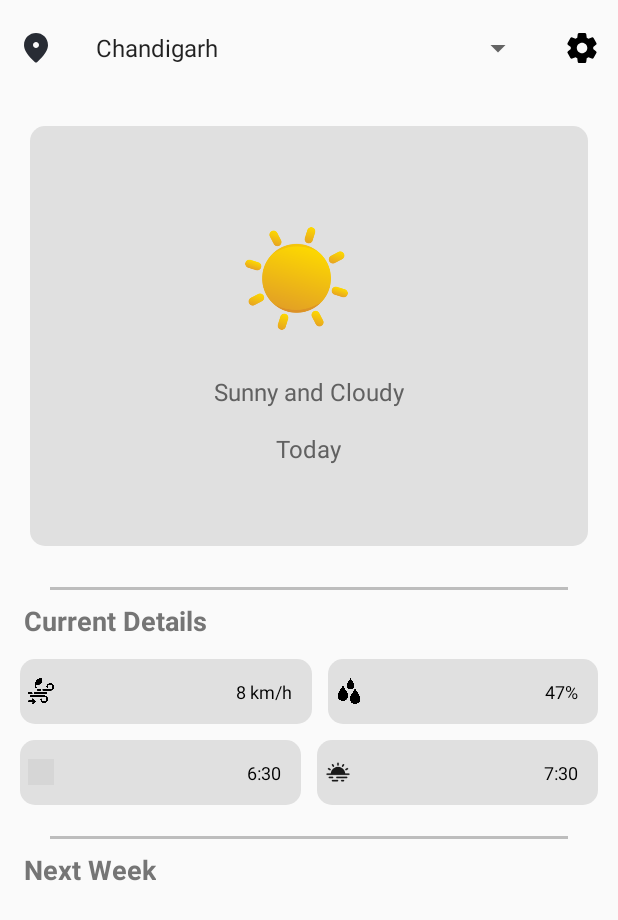
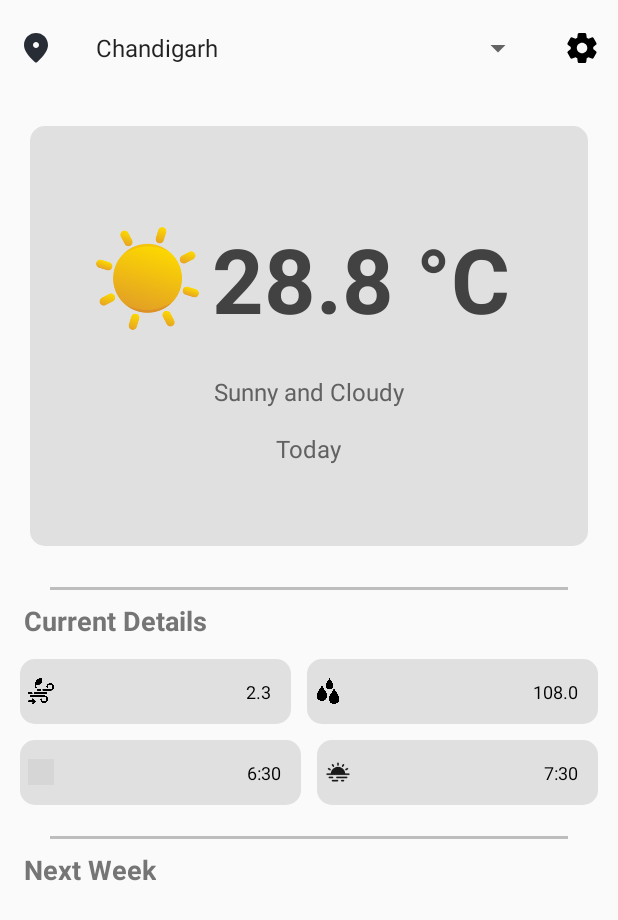
Before and after one commit to r4mdev/open-weather, an Android app: the HomeActivity screen opened directly, with no data from a screen before it, on a phone screen of 412 x 824 dp. Shown: the top 920 px of the screen. Run offline under Robolectric (Android 15) with nearby library versions, the phone set to English and light mode, and no system bars; our stand-ins replace Volley; network calls fail; grey boxes are pictures that could not be loaded.

Commit message:
Alomst working Needs to link HomeActivity and FetchData, needs to figure out threading

```diff
--- a/app/src/main/java/me/openweather/FetchData.java
+++ b/app/src/main/java/me/openweather/FetchData.java
@@ -1,6 +1,7 @@
 package me.openweather;
 
 import android.content.Context;
+import android.util.Log;
 import android.widget.Toast;
 
 import com.android.volley.Request;
@@ -17,16 +18,6 @@ import java.util.Map;
 
 
 public class FetchData {
-
-    String temperature;
-    String windspeed;
-    String humidity;
-    String sunrise;
-    String sunset;
-    Integer weather_code;
-    Boolean is_day;
-
-    ArrayList<String> nxt_10_weather = new ArrayList<>();
 
     final String[] JsonData = new String[1];
     Context context;
@@ -50,52 +41,32 @@ public class FetchData {
                 } catch (JSONException e) {
                     throw new RuntimeException(e);
                 }
-                System.out.println(CityData);
             }
         },
                 error -> {
-                    Toast toast = Toast.makeText(context, "Failed to fetch data", Toast.LENGTH_SHORT);
+                    Toast toast = Toast.makeText(context, "Failed to  fetch city data", Toast.LENGTH_SHORT);
                     toast.show();
                 });
         queue.add(strReq);
     }
 
     FetchData(Context context ,Float lat, Float lng) {
-        String URL = "https://api.open-meteo.com/v1/forecast?latitude=" + lat + "&longitude=" + lng + "&hourly=temperature_2m";
+        this.URL = "https://api.open-meteo.com/v1/forecast?latitude=" + lat + "&longitude=" + lng + "&current_weather=true&daily=apparent_temperature_max,weathercode,sunrise,sunset&timezone=Asia/Kolkata";
+        Log.d("APP", URL);
     }
 
-    public String fetchJsonData() {
-        final String[] JsonData = new String[1];
-        RequestQueue queue = Volley.newRequestQueue(this.context);
+    public String fetchJsonData(Context context) {
+        final String[] JsonData = {new String()};
+        RequestQueue queue = Volley.newRequestQueue(context);
 
         // request
         StringRequest stringRequest = new StringRequest(Request.Method.GET, this.URL,
                 new Response.Listener<String>() {
+
                     @Override
-                    public void onResponse(String response) {
-
+                    public synchronized void onResponse(String response) {
                         JsonData[0] = response.toString();
-                        try {
-                            JSONObject Weather_Json = new JSONObject(JsonData[0]);
-                            JSONObject Current_weather = Weather_Json.getJSONObject("current_weather");
-
-                            temperature = String.valueOf(Current_weather.getDouble("temperature"));
-                            windspeed = String.valueOf(Current_weather.getDouble("windspeed"));
-                            humidity = String.valueOf(Current_weather.getDouble("winddirection"));
-                            is_day = Current_weather.getBoolean("is_day");
-                            weather_code = Current_weather.getInt("weathercode");
-
-
-                            System.out.println(temperature);
-                            System.out.println(windspeed);
-                            System.out.println(humidity);
-
-                            // is_day = Current_weather.getBoolean("is_day");
-                        } catch (JSONException e) {
-                            throw new RuntimeException(e);
-                        }
-
-
+                        Log.d("APP", "Response: " + response.toString());
                     }
                 },
                 error -> {
--- a/app/src/main/java/me/openweather/HomeActivity.java
+++ b/app/src/main/java/me/openweather/HomeActivity.java
@@ -1,7 +1,9 @@
 package me.openweather;
 
+import android.content.Context;
 import android.graphics.drawable.GradientDrawable;
 import android.os.Bundle;
+import android.util.Log;
 import android.widget.ArrayAdapter;
 import android.widget.ImageView;
 import android.widget.LinearLayout;
@@ -9,13 +11,21 @@ import android.widget.Spinner;
 import android.widget.TextView;
 
 import androidx.appcompat.app.AppCompatActivity;
+
+import org.json.JSONException;
+import org.json.JSONObject;
+import org.w3c.dom.Text;
+
 import me.openweather.*;
 import me.openweather.FetchData;
+
+import java.util.ArrayList;
+import java.util.concurrent.*;
 
 
 public class HomeActivity extends AppCompatActivity {
 
-
+    String JsonData;
 
     @Override
     protected void onCreate(Bundle savedInstanceState) {
@@ -30,12 +40,16 @@ public class HomeActivity extends AppCompatActivity {
 // Apply the adapter to the spinner
         spinner.setAdapter(adapter);
 
-        initialLogin();
+        try {
+            initialLogic();
+            weatherLogic();
+        } catch (InterruptedException e) {
+            throw new RuntimeException(e);
+        }
     }
 
-    void initialLogin() {
-        TextView weather_text = findViewById(R.id.weather_text);
-        ImageView weather_img = findViewById(R.id.weather_image);
+    void initialLogic() throws InterruptedException {
+
         LinearLayout weather_linear_back = findViewById(R.id.weather_linear_back);
         LinearLayout wind_linear = findViewById(R.id.wind_linear);
         LinearLayout humidity_linear = findViewById(R.id.humidity_linear);
@@ -43,19 +57,68 @@ public class HomeActivity extends AppCompatActivity {
         LinearLayout sunset_linear = findViewById(R.id.sunset_linear);
 
 
-        System.out.println("Hello, World!");
-        System.out.println("@string/app_name");
+        System.out.println("Hello, Open Weather!");
+        Log.d("APP", "Hello Open Weather!");
+
         weather_linear_back.setBackground(new GradientDrawable() { public GradientDrawable getIns(int a, int b) { this.setCornerRadius(a); this.setColor(b); return this; } }.getIns((int)15, 0xFFE0E0E0));
         wind_linear.setBackground(new GradientDrawable() { public GradientDrawable getIns(int a, int b) { this.setCornerRadius(a); this.setColor(b); return this; } }.getIns((int)15, 0xFFE0E0E0));
         humidity_linear.setBackground(new GradientDrawable() { public GradientDrawable getIns(int a, int b) { this.setCornerRadius(a); this.setColor(b); return this; } }.getIns((int)15, 0xFFE0E0E0));
         sunrise_linear.setBackground(new GradientDrawable() { public GradientDrawable getIns(int a, int b) { this.setCornerRadius(a); this.setColor(b); return this; } }.getIns((int)15, 0xFFE0E0E0));
         sunset_linear.setBackground(new GradientDrawable() { public GradientDrawable getIns(int a, int b) { this.setCornerRadius(a); this.setColor(b); return this; } }.getIns((int)15, 0xFFE0E0E0));
 
+    }
 
-        FetchData fetch = new FetchData(getApplicationContext(), "kharar");
-        fetch.fetchJsonData();
-        weather_text.setText(fetch.temperature);
+    void weatherLogic() {
+
+        TextView weather_text = findViewById(R.id.weather_text);
+        TextView humidity_text = findViewById(R.id.humidity_text);
+        TextView wind_speed_text = findViewById(R.id.wind_speed_text);
+        TextView sunrise_text = findViewById(R.id.sunrise_text);
+        TextView sunset_text = findViewById(R.id.sunset_text);
+
+        String temperature;
+        String windspeed;
+        String humidity;
+        String sunrise;
+        String sunset;
+        int weather_code;
+        int is_day;
+
+        ArrayList<String> nxt_10_weather = new ArrayList<>();
+
+        FetchData fetch = new FetchData(HomeActivity.this.getApplicationContext(), (float) 30.74, (float) 76.64);
+        this.JsonData = fetch.fetchJsonData(getApplicationContext());
+
+        try {
+            this.JsonData = "{\"latitude\":30.75,\"longitude\":76.625,\"generationtime_ms\":0.2429485321044922,\"utc_offset_seconds\":19800,\"timezone\":\"Asia/Kolkata\",\"timezone_abbreviation\":\"IST\",\"elevation\":312.0,\"current_weather\":{\"temperature\":28.8,\"windspeed\":2.3,\"winddirection\":108.0,\"weathercode\":3,\"is_day\":0,\"time\":\"2023-05-17T23:30\"},\"daily_units\":{\"time\":\"iso8601\",\"apparent_temperature_max\":\"°C\",\"weathercode\":\"wmo code\",\"sunrise\":\"iso8601\",\"sunset\":\"iso8601\"},\"daily\":{\"time\":[\"2023-05-17\",\"2023-05-18\",\"2023-05-19\",\"2023-05-20\",\"2023-05-21\",\"2023-05-22\",\"2023-05-23\"],\"apparent_temperature_max\":[40.5,39.1,40.4,41.3,42.7,45.1,43.4],\"weathercode\":[3,80,1,2,1,1,80],\"sunrise\":[\"2023-05-17T05:26\",\"2023-05-18T05:25\",\"2023-05-19T05:25\",\"2023-05-20T05:24\",\"2023-05-21T05:24\",\"2023-05-22T05:23\",\"2023-05-23T05:23\"],\"sunset\":[\"2023-05-17T19:13\",\"2023-05-18T19:14\",\"2023-05-19T19:14\",\"2023-05-20T19:15\",\"2023-05-21T19:15\",\"2023-05-22T19:16\",\"2023-05-23T19:17\"]}}\n";
+            JSONObject Weather_Json = new JSONObject(this.JsonData);
+            JSONObject Current_weather = Weather_Json.getJSONObject("current_weather");
+
+            temperature = String.valueOf(Current_weather.getDouble("temperature"));
+            windspeed = String.valueOf(Current_weather.getDouble("windspeed"));
+            humidity = String.valueOf(Current_weather.getDouble("winddirection"));
+            is_day = Current_weather.getInt("is_day");
+            weather_code = Current_weather.getInt("weathercode");
+
+
+            weather_text.setText(temperature + " °C");
+            wind_speed_text.setText(windspeed);
+            humidity_text.setText(humidity);
+
+            // is_day = Current_weather.getBoolean("is_day");
+        } catch (JSONException e) {
+            throw new RuntimeException(e);
+        }
 
     }
 
+    void weatherIMG(int code) {
+        ImageView weather_image = findViewById(R.id.weather_image);
+        if (code == 0) {
+            weather_image.setImageDrawable(R.drawable.day_clear);
+        } else if (code == ) {
+
+        }
+    }
+
 }
```
